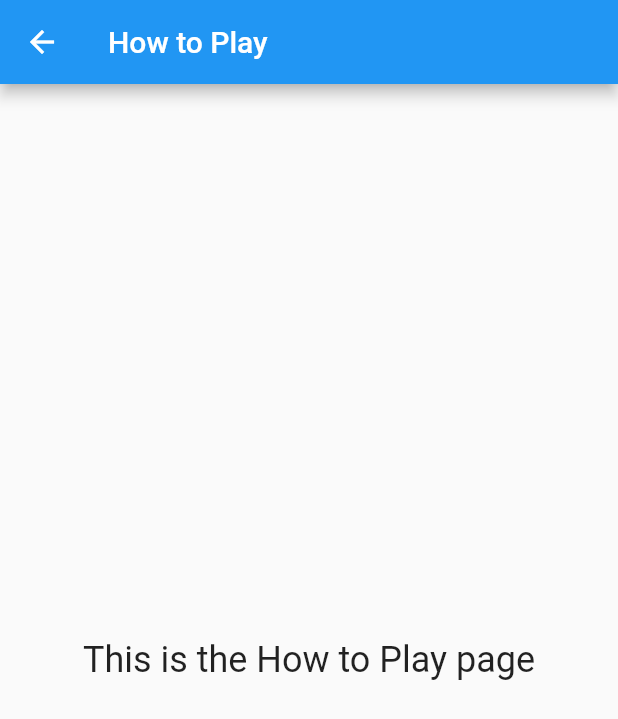
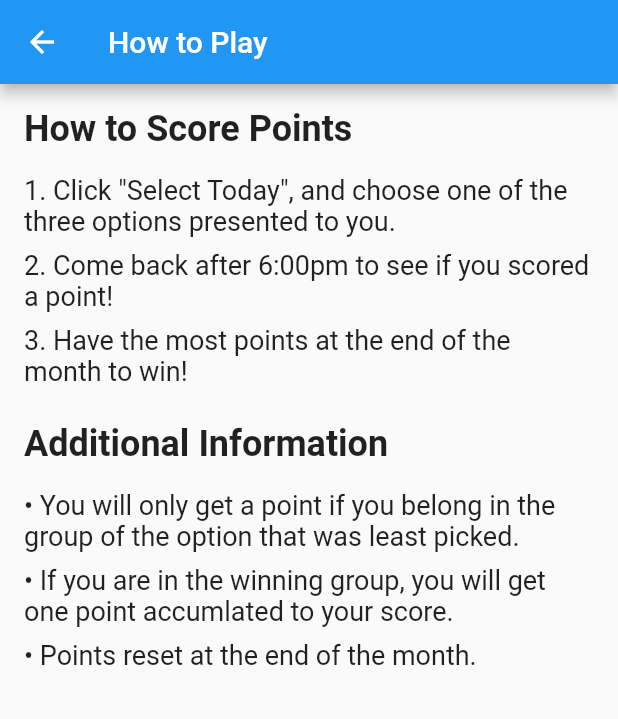
Before and after one commit to bradenborman/least-pick-app, a Flutter app: the screen it shows after launch, after a tap on "How To Play", on a phone screen of 412 x 824 dp. Shown: the top 719 px of the screen. Run offline on Flutter 3.47's test engine with Material 2 defaults, Android fonts, the phone set to English and light mode, and no system bars; network calls fail.

Commit message:
Added some pages

```diff
--- a/lib/main.dart
+++ b/lib/main.dart
@@ -1,5 +1,6 @@
 import 'package:flutter/material.dart';
-import 'package:least_picked/pages/how_to_play_page.dart';
+import 'package:least_picked/pages/howtoplay/how_to_play_page.dart';
+import 'package:least_picked/pages/leaderboard/leaderboard_page.dart';
 import 'package:least_picked/pages/select_today_page.dart';
 
 void main() => runApp(MyApp());
@@ -57,6 +58,22 @@ class LandingPage extends StatelessWidget {
                 padding: EdgeInsets.all(16),
               ),
             ),
+            SizedBox(height: 32),
+            ElevatedButton(
+              onPressed: () {
+                Navigator.push(
+                  context,
+                  MaterialPageRoute(builder: (context) => LeaderboardPage()),
+                );
+              },
+              child: Text(
+                'Leaderboard',
+                style: TextStyle(fontSize: 24),
+              ),
+              style: ElevatedButton.styleFrom(
+                padding: EdgeInsets.all(16),
+              ),
+            ),
           ],
         ),
       ),
--- a/lib/pages/how_to_play_page.dart
+++ /dev/null
@@ -1,18 +0,0 @@
-import 'package:flutter/material.dart';
-
-class HowToPlayPage extends StatelessWidget {
-  @override
-  Widget build(BuildContext context) {
-    return Scaffold(
-      appBar: AppBar(
-        title: Text('How to Play'),
-      ),
-      body: Center(
-        child: Text(
-          'This is the How to Play page',
-          style: TextStyle(fontSize: 24),
-        ),
-      ),
-    );
-  }
-}
--- /dev/null
+++ b/lib/pages/howtoplay/how_to_play_page.dart
@@ -0,0 +1,59 @@
+import 'package:flutter/material.dart';
+
+class HowToPlayPage extends StatelessWidget {
+  @override
+  Widget build(BuildContext context) {
+    return Scaffold(
+      appBar: AppBar(
+        title: Text('How to Play'),
+      ),
+      body: Padding(
+        padding: EdgeInsets.all(16.0),
+        child: Column(
+          crossAxisAlignment: CrossAxisAlignment.start,
+          children: [
+            Text(
+              'How to Score Points',
+              style: TextStyle(fontSize: 24.0, fontWeight: FontWeight.bold),
+            ),
+            SizedBox(height: 16.0),
+            Text(
+              '1. Click "Select Today", and choose one of the three options presented to you.',
+              style: TextStyle(fontSize: 18.0),
+            ),
+            SizedBox(height: 8.0),
+            Text(
+              '2. Come back after 6:00pm to see if you scored a point!',
+              style: TextStyle(fontSize: 18.0),
+            ),
+            SizedBox(height: 8.0),
+            Text(
+              '3. Have the most points at the end of the month to win!',
+              style: TextStyle(fontSize: 18.0),
+            ),
+            SizedBox(height: 24.0),
+            Text(
+              'Additional Information',
+              style: TextStyle(fontSize: 24.0, fontWeight: FontWeight.bold),
+            ),
+            SizedBox(height: 16.0),
+            Text(
+              '• You will only get a point if you belong in the group of the option that was least picked.',
+              style: TextStyle(fontSize: 18.0),
+            ),
+            SizedBox(height: 8.0),
+            Text(
+              '• If you are in the winning group, you will get one point accumlated to your score.',
+              style: TextStyle(fontSize: 18.0),
+            ),
+            SizedBox(height: 8.0),
+            Text(
+              '• Points reset at the end of the month.',
+              style: TextStyle(fontSize: 18.0),
+            ),
+          ],
+        ),
+      ),
+    );
+  }
+}
--- /dev/null
+++ b/lib/utilities/leaderboardDataUtility.dart
@@ -0,0 +1,9 @@
+import 'dart:math';
+
+class LeaderboardData {
+  static final List<Map<String, dynamic>> data = List.generate(30, (index) {
+    final name = 'Player ${index + 1}';
+    final score = Random().nextInt(10000);
+    return {'name': name, 'score': score};
+  });
+}
```
Also changed, not shown: lib/pages/leaderboard/global_leaderboard.dart (added, +86 -0 lines), lib/pages/leaderboard/leaderboard_page.dart (added, +32 -0 lines), lib/pages/leaderboard/users_leaderboard.dart (added, +58 -0 lines).
